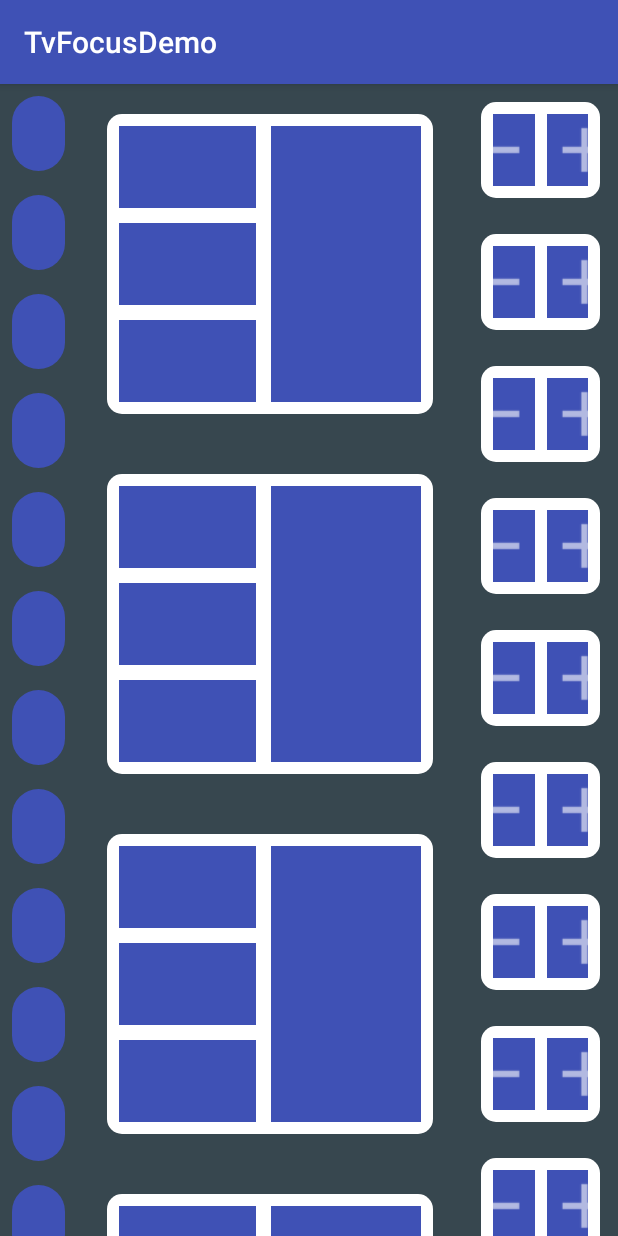
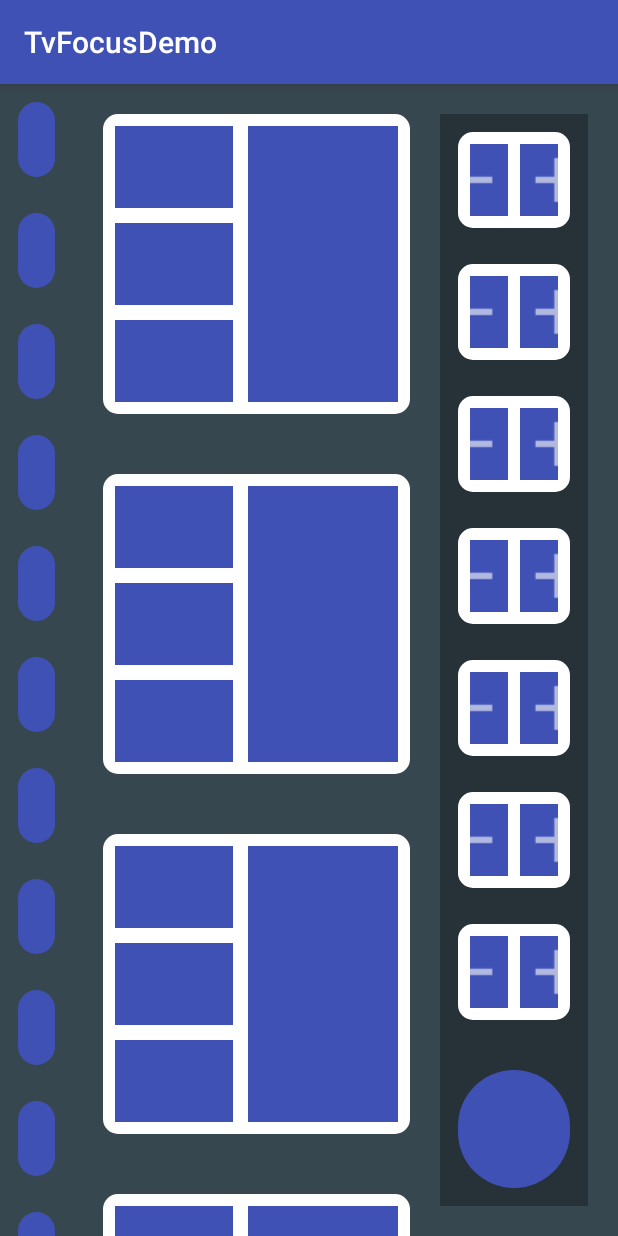
Before and after one commit to Geekholt/TvFocus, an Android app: the screen it shows after launch (MainActivity), on a phone screen of 412 x 824 dp. Run offline under Robolectric (Android 15) with nearby library versions, the phone set to English and light mode, and no system bars.

Commit message:
ui补充

```diff
--- a/app/src/main/res/layout/activity_main.xml
+++ b/app/src/main/res/layout/activity_main.xml
@@ -19,10 +19,30 @@
         android:layout_height="match_parent"
         android:layout_weight="1" />
 
-
-    <android.support.v7.widget.RecyclerView
-        android:id="@+id/tv_right"
+    <LinearLayout
         android:layout_width="0dp"
         android:layout_height="match_parent"
-        android:layout_weight="0.4" />
+        android:layout_marginBottom="20dp"
+        android:layout_marginRight="20dp"
+        android:layout_marginTop="20dp"
+        android:layout_weight="0.4"
+        android:background="@color/bluegrey900"
+        android:orientation="vertical">
+
+        <android.support.v7.widget.RecyclerView
+            android:id="@+id/tv_right"
+            android:layout_width="match_parent"
+            android:layout_height="0dp"
+            android:layout_weight="8" />
+
+        <TextView
+            android:layout_width="match_parent"
+            android:layout_height="0dp"
+            android:layout_margin="12dp"
+            android:layout_weight="1"
+            android:background="@drawable/bg_left_item"
+            android:focusable="true" />
+    </LinearLayout>
+
+
 </LinearLayout>
--- a/app/src/main/res/layout/item_left_view.xml
+++ b/app/src/main/res/layout/item_left_view.xml
@@ -1,7 +1,7 @@
 <?xml version="1.0" encoding="utf-8"?>
 <LinearLayout xmlns:android="http://schemas.android.com/apk/res/android"
     android:layout_width="match_parent"
-    android:padding="8dp"
+    android:layout_margin="12dp"
     android:layout_height="wrap_content">
 
     <TextView
```
